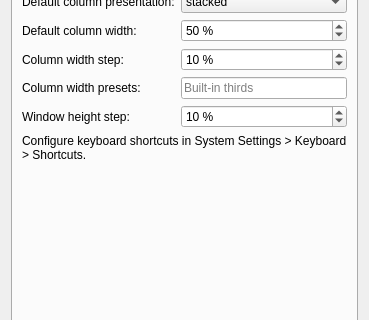
Qt form packaging/kwin-script/contents/ui/config.ui (kontonkara/driftile) before a commit; both pictures show x 0 to 369 and y 188 to 508 of the 369 by 880 pixel window.
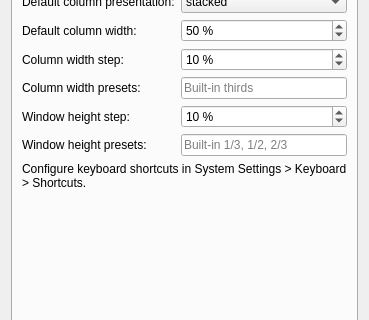
The same form after that commit.

Commit message: feat(window): configure height preset cycling

The edit to the form file:
```diff
--- a/packaging/kwin-script/contents/ui/config.ui
+++ b/packaging/kwin-script/contents/ui/config.ui
@@ -191,6 +191,26 @@
            </property>
           </widget>
          </item>
+         <item row="6" column="0">
+          <widget class="QLabel" name="windowHeightPresetsLabel">
+           <property name="text">
+            <string>Window height presets:</string>
+           </property>
+           <property name="buddy">
+            <cstring>kcfg_WindowHeightPresets</cstring>
+           </property>
+          </widget>
+         </item>
+         <item row="6" column="1">
+          <widget class="QLineEdit" name="kcfg_WindowHeightPresets">
+           <property name="toolTip">
+            <string>Comma-separated, strictly increasing percentages from 10 to 100. Blank uses the built-in 1/3, 1/2, and 2/3 proportions.</string>
+           </property>
+           <property name="placeholderText">
+            <string>Built-in 1/3, 1/2, 2/3</string>
+           </property>
+          </widget>
+         </item>
         </layout>
        </item>
        <item>
```
The commit also changes 28 other files.
